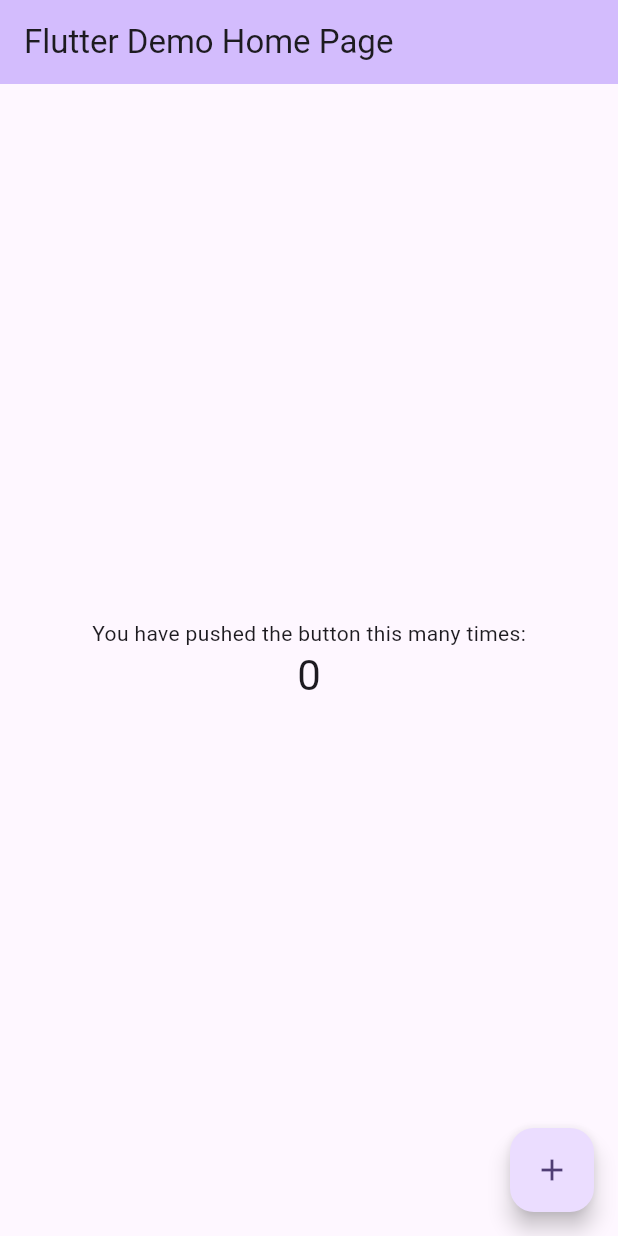
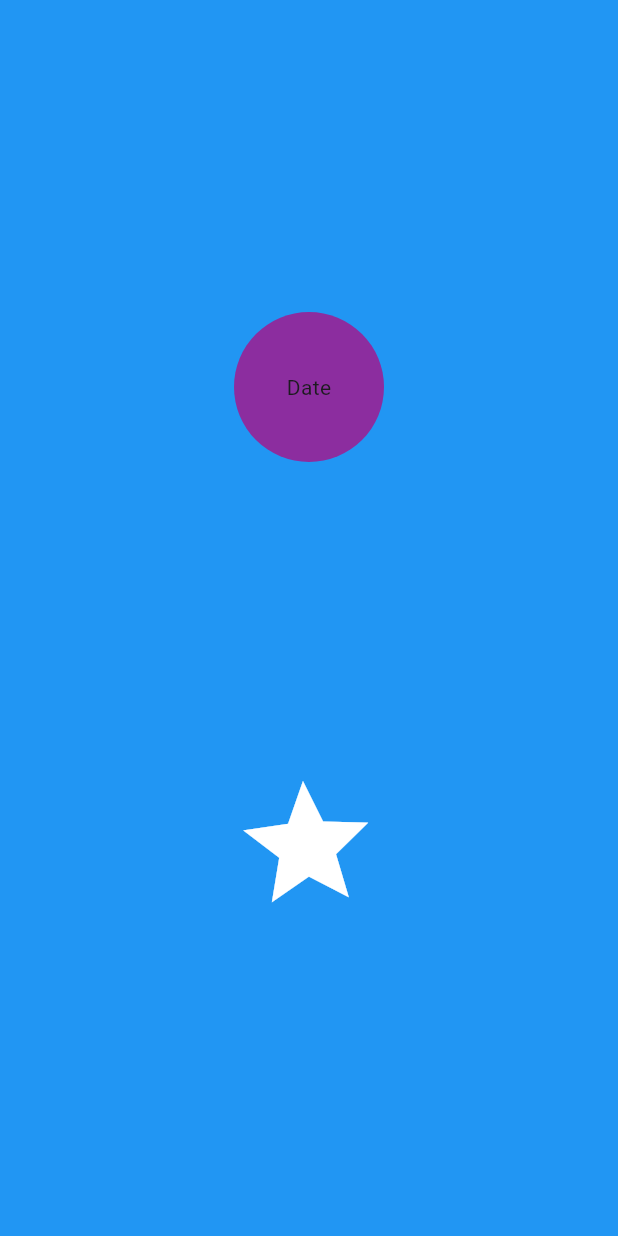
Before and after one commit to devParthiOS/Flutter_Animdo, a Flutter app: the screen it shows after launch, on a phone screen of 412 x 824 dp. Run offline on Flutter 3.47's test engine with Material 2 defaults, Android fonts, the phone set to English and light mode, and no system bars.

Commit message:
final commit

```diff
--- a/lib/main.dart
+++ b/lib/main.dart
@@ -1,3 +1,4 @@
+import 'package:animdo/pages/home_page.dart';
 import 'package:flutter/material.dart';
 
 void main() {
@@ -7,119 +8,15 @@ void main() {
 class MyApp extends StatelessWidget {
   const MyApp({super.key});
 
-  // This widget is the root of your application.
   @override
   Widget build(BuildContext context) {
     return MaterialApp(
-      title: 'Flutter Demo',
+      title: 'Animdo',
       theme: ThemeData(
-        // This is the theme of your application.
-        //
-        // TRY THIS: Try running your application with "flutter run". You'll see
-        // the application has a blue toolbar. Then, without quitting the app,
-        // try changing the seedColor in the colorScheme below to Colors.green
-        // and then invoke "hot reload" (save your changes or press the "hot
-        // reload" button in a Flutter-supported IDE, or press "r" if you used
-        // the command line to start the app).
-        //
-        // Notice that the counter didn't reset back to zero; the application
-        // state is not lost during the reload. To reset the state, use hot
-        // restart instead.
-        //
-        // This works for code too, not just values: Most code changes can be
-        // tested with just a hot reload.
         colorScheme: ColorScheme.fromSeed(seedColor: Colors.deepPurple),
         useMaterial3: true,
       ),
-      home: const MyHomePage(title: 'Flutter Demo Home Page'),
+      home: const MyHomePage(),
     );
   }
 }
-
-class MyHomePage extends StatefulWidget {
-  const MyHomePage({super.key, required this.title});
-
-  // This widget is the home page of your application. It is stateful, meaning
-  // that it has a State object (defined below) that contains fields that affect
-  // how it looks.
-
-  // This class is the configuration for the state. It holds the values (in this
-  // case the title) provided by the parent (in this case the App widget) and
-  // used by the build method of the State. Fields in a Widget subclass are
-  // always marked "final".
-
-  final String title;
-
-  @override
-  State<MyHomePage> createState() => _MyHomePageState();
-}
-
-class _MyHomePageState extends State<MyHomePage> {
-  int _counter = 0;
-
-  void _incrementCounter() {
-    setState(() {
-      // This call to setState tells the Flutter framework that something has
-      // changed in this State, which causes it to rerun the build method below
-      // so that the display can reflect the updated values. If we changed
-      // _counter without calling setState(), then the build method would not be
-      // called again, and so nothing would appear to happen.
-      _counter++;
-    });
-  }
-
-  @override
-  Widget build(BuildContext context) {
-    // This method is rerun every time setState is called, for instance as done
-    // by the _incrementCounter method above.
-    //
-    // The Flutter framework has been optimized to make rerunning build methods
-    // fast, so that you can just rebuild anything that needs updating rather
-    // than having to individually change instances of widgets.
-    return Scaffold(
-      appBar: AppBar(
-        // TRY THIS: Try changing the color here to a specific color (to
-        // Colors.amber, perhaps?) and trigger a hot reload to see the AppBar
-        // change color while the other colors stay the same.
-        backgroundColor: Theme.of(context).colorScheme.inversePrimary,
-        // Here we take the value from the MyHomePage object that was created by
-        // the App.build method, and use it to set our appbar title.
-        title: Text(widget.title),
-      ),
-      body: Center(
-        // Center is a layout widget. It takes a single child and positions it
-        // in the middle of the parent.
-        child: Column(
-          // Column is also a layout widget. It takes a list of children and
-          // arranges them vertically. By default, it sizes itself to fit its
-          // children horizontally, and tries to be as tall as its parent.
-          //
-          // Column has various properties to control how it sizes itself and
-          // how it positions its children. Here we use mainAxisAlignment to
-          // center the children vertically; the main axis here is the vertical
-          // axis because Columns are vertical (the cross axis would be
-          // horizontal).
-          //
-          // TRY THIS: Invoke "debug painting" (choose the "Toggle Debug Paint"
-          // action in the IDE, or press "p" in the console), to see the
-          // wireframe for each widget.
-          mainAxisAlignment: MainAxisAlignment.center,
-          children: <Widget>[
-            const Text(
-              'You have pushed the button this many times:',
-            ),
-            Text(
-              '$_counter',
-              style: Theme.of(context).textTheme.headlineMedium,
-            ),
-          ],
-        ),
-      ),
-      floatingActionButton: FloatingActionButton(
-        onPressed: _incrementCounter,
-        tooltip: 'Increment',
-        child: const Icon(Icons.add),
-      ), // This trailing comma makes auto-formatting nicer for build methods.
-    );
-  }
-}
--- /dev/null
+++ b/lib/pages/home_page.dart
@@ -0,0 +1,107 @@
+import 'package:flutter/material.dart';
+import 'dart:math';
+
+class MyHomePage extends StatefulWidget {
+  const MyHomePage({super.key});
+
+  @override
+  State<MyHomePage> createState() => _MyHomePageState();
+}
+
+class _MyHomePageState extends State<MyHomePage>
+    with SingleTickerProviderStateMixin {
+  double _buttonRadius = 100;
+  final Tween _backgroundTween = Tween(begin: 0.0, end: 1.0);
+  AnimationController? _starAnimationController;
+
+  @override
+  void initState() {
+    // TODO: implement initState
+    super.initState();
+    _starAnimationController =
+        AnimationController(vsync: this, duration: const Duration(seconds: 20));
+    _starAnimationController!.forward();
+  }
+
+  @override
+  Widget build(BuildContext context) {
+    return Scaffold(
+      body: Container(
+        child: Stack(
+          clipBehavior: Clip.none,
+          children: [
+            _pageBackground(),
+            Column(
+              mainAxisAlignment: MainAxisAlignment.spaceEvenly,
+              mainAxisSize: MainAxisSize.max,
+              crossAxisAlignment: CrossAxisAlignment.center,
+              children: [
+                _circularAnimationButton(),
+                _starIcon(),
+              ],
+            )
+          ],
+        ),
+      ),
+    );
+  }
+
+  Widget _pageBackground() {
+    return TweenAnimationBuilder(
+      duration: const Duration(seconds: 2),
+      tween: _backgroundTween,
+      curve: Curves.easeInCirc,
+      builder: (BuildContext context, dynamic value, Widget? child) {
+        return Transform.scale(
+          scale: value,
+          child: child,
+        );
+      },
+      child: Container(
+        color: Colors.blue,
+      ),
+    );
+  }
+
+  Widget _circularAnimationButton() {
+    return Center(
+      child: GestureDetector(
+        onTap: () {
+          setState(() {
+            _buttonRadius += _buttonRadius == 200 ? -100 : 100;
+            debugPrint(_buttonRadius.toString());
+          });
+        },
+        child: AnimatedContainer(
+          duration: const Duration(seconds: 1),
+          height: _buttonRadius,
+          width: _buttonRadius,
+          decoration: BoxDecoration(
+            color: Color.fromARGB(255, 140, 45, 159),
+            borderRadius: BorderRadius.circular(_buttonRadius),
+          ),
+          child: const Center(
+            child: Text("Date"),
+          ),
+        ),
+      ),
+    );
+  }
+
+  Widget _starIcon() {
+    return AnimatedBuilder(
+      animation: _starAnimationController!.view,
+      child: const Icon(
+        Icons.star,
+        size: 100,
+        color: Colors.white,
+      ),
+      builder: (BuildContext context, Widget? child) {
+        return Transform.rotate(
+          angle: _starAnimationController!.value * 2 * pi,
+          child: child,
+        );
+      },
+    );
+  }
+}
```
